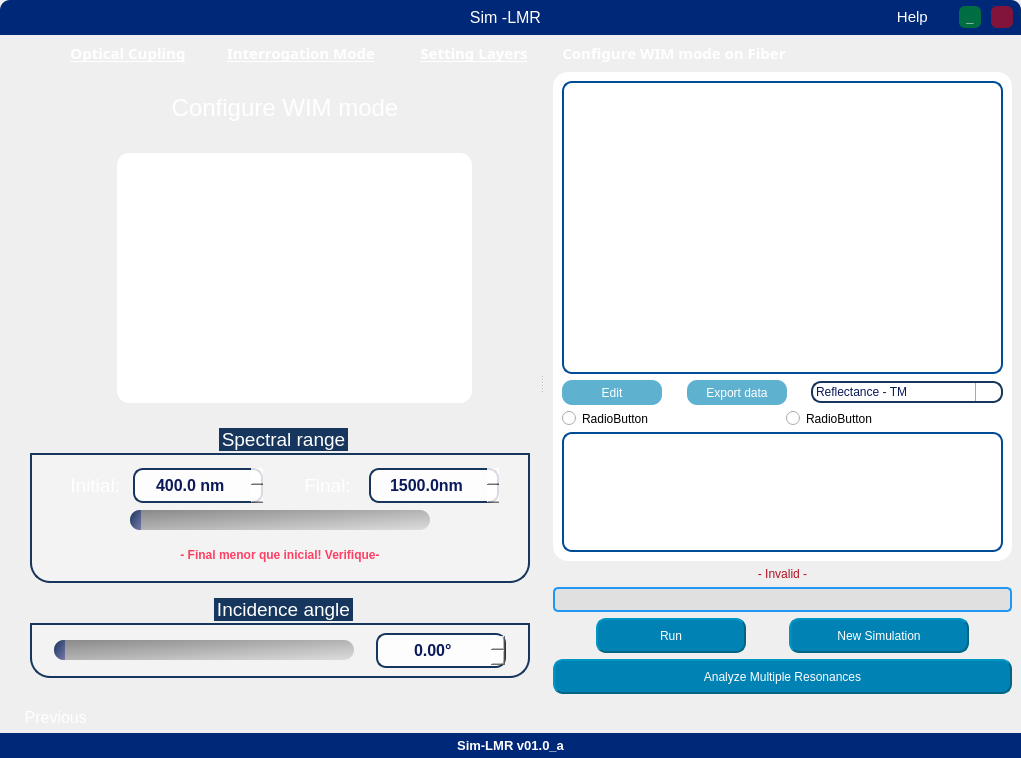
AdeilsonLeal1/Simulador-SPR-LMR, file Sim-LMR-Interface--main/main_interface.ui: the form before one commit.
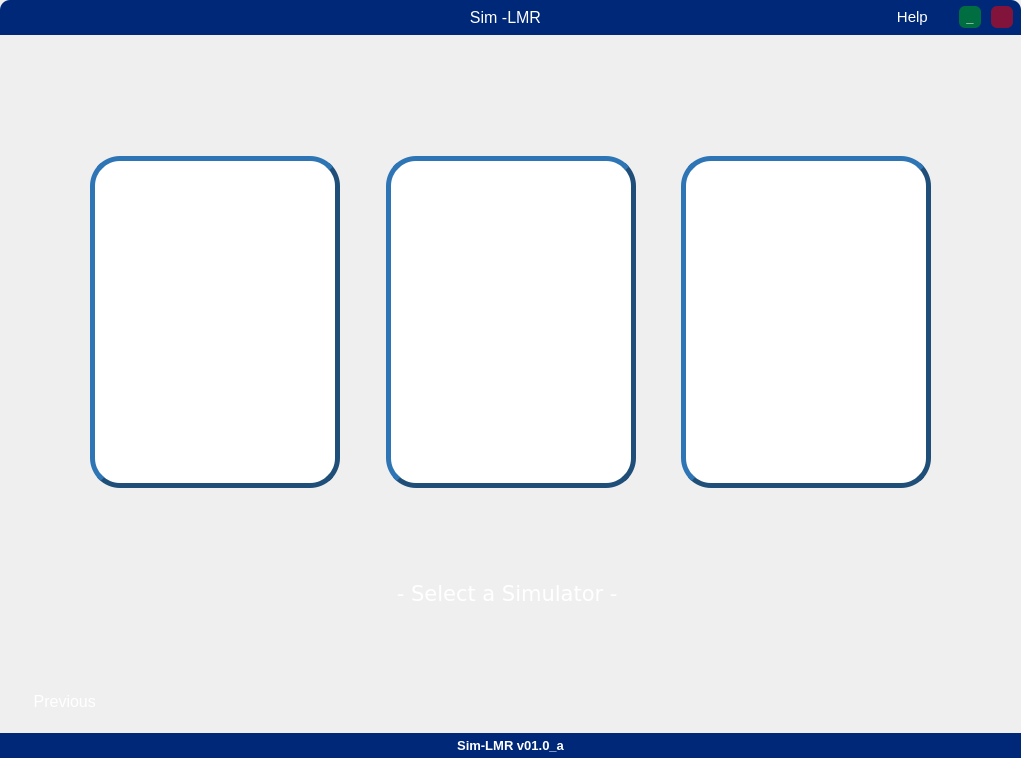
The form after the commit. Icons and pictures are not drawn.

Diff of the .ui file:
```diff
--- a/Sim-LMR-Interface--main/main_interface.ui
+++ b/Sim-LMR-Interface--main/main_interface.ui
@@ -378,7 +378,7 @@
          <string notr="true">background:transparent;</string>
         </property>
         <property name="currentIndex">
-         <number>4</number>
+         <number>1</number>
         </property>
         <widget class="QWidget" name="home_window">
          <property name="styleSheet">
@@ -672,6 +672,575 @@
           </item>
          </layout>
         </widget>
+        <widget class="QWidget" name="Select_simulator">
+         <layout class="QVBoxLayout" name="verticalLayout_21">
+          <item>
+           <widget class="QFrame" name="frame_hierarq_6">
+            <property name="styleSheet">
+             <string notr="true">    color: rgb(255, 255, 255);
+    background: transparent;</string>
+            </property>
+            <property name="frameShape">
+             <enum>QFrame::StyledPanel</enum>
+            </property>
+            <property name="frameShadow">
+             <enum>QFrame::Raised</enum>
+            </property>
+            <layout class="QHBoxLayout" name="horizontalLayout_44">
+             <property name="spacing">
+              <number>8</number>
+             </property>
+             <property name="leftMargin">
+              <number>20</number>
+             </property>
+             <property name="topMargin">
+              <number>8</number>
+             </property>
+             <property name="rightMargin">
+              <number>8</number>
+             </property>
+             <property name="bottomMargin">
+              <number>8</number>
+             </property>
+             <item>
+              <widget class="QPushButton" name="btn_home_5">
+               <property name="minimumSize">
+                <size>
+                 <width>20</width>
+                 <height>20</height>
+                </size>
+               </property>
+               <property name="maximumSize">
+                <size>
+                 <width>20</width>
+                 <height>20</height>
+                </size>
+               </property>
+               <property name="font">
+                <font>
+                 <underline>false</underline>
+                </font>
+               </property>
+               <property name="cursor">
+                <cursorShape>PointingHandCursor</cursorShape>
+               </property>
+               <property name="styleSheet">
+                <string notr="true">color: rgb(255, 255, 255);
+background: transparent;</string>
+               </property>
+               <property name="text">
+                <string/>
+               </property>
+               <property name="icon">
+                <iconset resource="icons_.qrc">
+                 <normaloff>:/icons/icons/casa.png</normaloff>:/icons/icons/casa.png</iconset>
+               </property>
+               <property name="iconSize">
+                <size>
+                 <width>20</width>
+                 <height>20</height>
+                </size>
+               </property>
+              </widget>
+             </item>
+             <item>
+              <spacer name="horizontalSpacer_76">
+               <property name="orientation">
+                <enum>Qt::Horizontal</enum>
+               </property>
+               <property name="sizeHint" stdset="0">
+                <size>
+                 <width>681</width>
+                 <height>15</height>
+                </size>
+               </property>
+              </spacer>
+             </item>
+            </layout>
+           </widget>
+          </item>
+          <item>
+           <spacer name="verticalSpacer_22">
+            <property name="orientation">
+             <enum>Qt::Vertical</enum>
+            </property>
+            <property name="sizeType">
+             <enum>QSizePolicy::Expanding</enum>
+            </property>
+            <property name="sizeHint" stdset="0">
+             <size>
+              <width>20</width>
+              <height>48</height>
+             </size>
+            </property>
+           </spacer>
+          </item>
+          <item>
+           <widget class="QFrame" name="frame_simulator">
+            <property name="minimumSize">
+             <size>
+              <width>680</width>
+              <height>350</height>
+             </size>
+            </property>
+            <property name="frameShape">
+             <enum>QFrame::StyledPanel</enum>
+            </property>
+            <property name="frameShadow">
+             <enum>QFrame::Raised</enum>
+            </property>
+            <layout class="QHBoxLayout" name="horizontalLayout_4">
+             <item>
+              <spacer name="horizontalSpacer_66">
+               <property name="orientation">
+                <enum>Qt::Horizontal</enum>
+               </property>
+               <property name="sizeType">
+                <enum>QSizePolicy::Expanding</enum>
+               </property>
+               <property name="sizeHint" stdset="0">
+                <size>
+                 <width>40</width>
+                 <height>20</height>
+                </size>
+               </property>
+              </spacer>
+             </item>
+             <item>
+              <widget class="QPushButton" name="spr_btn">
+               <property name="sizePolicy">
+                <sizepolicy hsizetype="Expanding" vsizetype="Preferred">
+                 <horstretch>0</horstretch>
+                 <verstretch>0</verstretch>
+                </sizepolicy>
+               </property>
+               <property name="minimumSize">
+                <size>
+                 <width>250</width>
+                 <height>250</height>
+                </size>
+               </property>
+               <property name="maximumSize">
+                <size>
+                 <width>350</width>
+                 <height>350</height>
+                </size>
+               </property>
+               <property name="cursor">
+                <cursorShape>PointingHandCursor</cursorShape>
+               </property>
+               <property name="styleSheet">
+                <string notr="true">QPushButton{
+
+	background-color: rgb(255, 255, 255);
+border-color: rgb(31, 78, 121);
+border-radius: 30px;
+border-style: outset;
+border-width: 5px;
+}
+
+QPushButton:hover{
+	
+	border-color: rgb(255, 170, 0);
+
+}
+
+QPushButton:checked{ border-color: rgb(0, 170, 0);}
+</string>
+               </property>
+               <property name="icon">
+                <iconset resource="icons_.qrc">
+                 <normaloff>:/icons/icons/LOGO.png</normaloff>:/icons/icons/LOGO.png</iconset>
+               </property>
+               <property name="iconSize">
+                <size>
+                 <width>250</width>
+                 <height>250</height>
+                </size>
+               </property>
+              </widget>
+             </item>
+             <item>
+              <spacer name="horizontalSpacer_67">
+               <property name="orientation">
+                <enum>Qt::Horizontal</enum>
+               </property>
+               <property name="sizeType">
+                <enum>QSizePolicy::Preferred</enum>
+               </property>
+               <property name="sizeHint" stdset="0">
+                <size>
+                 <width>40</width>
+                 <height>20</height>
+                </size>
+               </property>
+              </spacer>
+             </item>
+             <item>
+              <widget class="QPushButton" name="lmr_btn">
+               <property name="sizePolicy">
+                <sizepolicy hsizetype="Expanding" vsizetype="Preferred">
+                 <horstretch>0</horstretch>
+                 <verstretch>0</verstretch>
+                </sizepolicy>
+               </property>
+               <property name="minimumSize">
+                <size>
+                 <width>250</width>
+                 <height>250</height>
+                </size>
+               </property>
+               <property name="maximumSize">
+                <size>
+                 <width>350</width>
+                 <height>350</height>
+                </size>
+               </property>
+               <property name="cursor">
+                <cursorShape>PointingHandCursor</cursorShape>
+               </property>
+               <property name="styleSheet">
+                <string notr="true">QPushButton{
+
+	background-color: rgb(255, 255, 255);
+border-color: rgb(31, 78, 121);
+border-radius: 30px;
+border-style: outset;
+border-width: 5px;
+}
+
+QPushButton:hover{
+	
+	border-color: rgb(255, 170, 0);
+
+}
+
+QPushButton:checked{ border-color: rgb(0, 170, 0);}
+</string>
+               </property>
+               <property name="icon">
+                <iconset resource="icons_.qrc">
+                 <normaloff>:/icons/icons/LOGO.png</normaloff>:/icons/icons/LOGO.png</iconset>
+               </property>
+               <property name="iconSize">
+                <size>
+                 <width>250</width>
+                 <height>250</height>
+                </size>
+               </property>
+              </widget>
+             </item>
+             <item>
+              <spacer name="horizontalSpacer_77">
+               <property name="orientation">
+                <enum>Qt::Horizontal</enum>
+               </property>
+               <property name="sizeType">
+                <enum>QSizePolicy::Preferred</enum>
+               </property>
+               <property name="sizeHint" stdset="0">
+                <size>
+                 <width>39</width>
+                 <height>20</height>
+                </size>
+               </property>
+              </spacer>
+             </item>
+             <item>
+              <widget class="QPushButton" name="lmr_spr_btn">
+               <property name="sizePolicy">
+                <sizepolicy hsizetype="Minimum" vsizetype="Preferred">
+                 <horstretch>0</horstretch>
+                 <verstretch>0</verstretch>
+                </sizepolicy>
+               </property>
+               <property name="minimumSize">
+                <size>
+                 <width>250</width>
+                 <height>250</height>
+                </size>
+               </property>
+               <property name="maximumSize">
+                <size>
+                 <width>350</width>
+                 <height>350</height>
+                </size>
+               </property>
+               <property name="cursor">
+                <cursorShape>PointingHandCursor</cursorShape>
+               </property>
+               <property name="styleSheet">
+                <string notr="true">QPushButton{
+
+	background-color: rgb(255, 255, 255);
+border-color: rgb(31, 78, 121);
+border-radius: 30px;
+border-style: outset;
+border-width: 5px;
+}
+
+QPushButton:hover{
+	
+	border-color: rgb(255, 170, 0);
+
+}
+
+QPushButton:checked{ border-color: rgb(0, 170, 0);}</string>
+               </property>
+               <property name="text">
+                <string/>
+               </property>
+               <property name="icon">
+                <iconset resource="icons_.qrc">
+                 <normaloff>:/icons/icons/LOGO.png</normaloff>:/icons/icons/LOGO.png</iconset>
+               </property>
+               <property name="iconSize">
+                <size>
+                 <width>250</width>
+                 <height>250</height>
+                </size>
+               </property>
+              </widget>
+             </item>
+             <item>
+              <spacer name="horizontalSpacer_75">
+               <property name="orientation">
+                <enum>Qt::Horizontal</enum>
+               </property>
+               <property name="sizeType">
+                <enum>QSizePolicy::Expanding</enum>
+               </property>
+               <property name="sizeHint" stdset="0">
+                <size>
+                 <width>40</width>
+                 <height>20</height>
+                </size>
+               </property>
+              </spacer>
+             </item>
+            </layout>
+           </widget>
+          </item>
+          <item>
+           <spacer name="verticalSpacer_25">
+            <property name="orientation">
+             <enum>Qt::Vertical</enum>
+            </property>
+            <property name="sizeHint" stdset="0">
+             <size>
+              <width>20</width>
+              <height>53</height>
+             </size>
+            </property>
+           </spacer>
+          </item>
+          <item>
+           <widget class="QFrame" name="frame_17">
+            <property name="sizePolicy">
+             <sizepolicy hsizetype="Preferred" vsizetype="Preferred">
+              <horstretch>0</horstretch>
+              <verstretch>0</verstretch>
+             </sizepolicy>
+            </property>
+            <property name="maximumSize">
+             <size>
+              <width>1000000</width>
+              <height>100000</height>
+             </size>
+            </property>
+            <property name="frameShape">
+             <enum>QFrame::StyledPanel</enum>
+            </property>
+            <property name="frameShadow">
+             <enum>QFrame::Raised</enum>
+            </property>
+            <layout class="QHBoxLayout" name="horizontalLayout_30">
+             <property name="spacing">
+              <number>0</number>
+             </property>
+             <property name="leftMargin">
+              <number>0</number>
+             </property>
+             <property name="topMargin">
+              <number>0</number>
+             </property>
+             <property name="rightMargin">
+              <number>0</number>
+             </property>
+             <property name="bottomMargin">
+              <number>0</number>
+             </property>
+            </layout>
+           </widget>
+          </item>
+          <item>
+           <widget class="QLabel" name="warning_3">
+            <property name="sizePolicy">
+             <sizepolicy hsizetype="Preferred" vsizetype="Minimum">
+              <horstretch>0</horstretch>
+              <verstretch>0</verstretch>
+             </sizepolicy>
+            </property>
+            <property name="minimumSize">
+             <size>
+              <width>50</width>
+              <height>50</height>
+             </size>
+            </property>
+            <property name="font">
+             <font>
+              <pointsize>16</pointsize>
+             </font>
+            </property>
+            <property name="text">
+             <string>&lt;html&gt;&lt;head/&gt;&lt;body&gt;&lt;pre align=&quot;center&quot; style=&quot; margin-top:12px; margin-bottom:12px; margin-left:0px; margin-right:0px; -qt-block-indent:0; text-indent:0px;&quot;&gt;&lt;a name=&quot;tw-target-text-container&quot;/&gt;&lt;span style=&quot; font-family:'monospace'; color:#ffffff;&quot;&gt;-&lt;/span&gt;&lt;span style=&quot; font-family:'monospace'; color:#ffffff;&quot;&gt; Select a Simulator - &lt;/span&gt;&lt;/pre&gt;&lt;/body&gt;&lt;/html&gt;</string>
+            </property>
+           </widget>
+          </item>
+          <item>
+           <spacer name="verticalSpacer_24">
+            <property name="orientation">
+             <enum>Qt::Vertical</enum>
+            </property>
+            <property name="sizeHint" stdset="0">
+             <size>
+              <width>20</width>
+              <height>52</height>
+             </size>
+            </property>
+           </spacer>
+          </item>
+          <item>
+           <widget class="QFrame" name="frame_next_previous_6">
+            <property name="sizePolicy">
+             <sizepolicy hsizetype="Preferred" vsizetype="Fixed">
+              <horstretch>0</horstretch>
+              <verstretch>0</verstretch>
+             </sizepolicy>
+            </property>
+            <property name="maximumSize">
+             <size>
+              <width>16777215</width>
+              <height>35</height>
+             </size>
+            </property>
+            <property name="styleSheet">
+             <string notr="true">background: transparent;</string>
+            </property>
+            <property name="frameShape">
+             <enum>QFrame::StyledPanel</enum>
+            </property>
+            <property name="frameShadow">
+             <enum>QFrame::Raised</enum>
+            </property>
+            <layout class="QHBoxLayout" name="horizontalLayout_38">
+             <property name="spacing">
+              <number>5</number>
+             </property>
+             <property name="leftMargin">
+              <number>20</number>
+             </property>
+             <property name="topMargin">
+              <number>6</number>
+             </property>
+             <property name="rightMargin">
+              <number>20</number>
+             </property>
+             <property name="bottomMargin">
+              <number>6</number>
+             </property>
+             <item>
+              <widget class="QPushButton" name="prev_btn_sel">
+               <property name="font">
+                <font>
+                 <pointsize>12</pointsize>
+                </font>
+               </property>
+               <property name="cursor">
+                <cursorShape>PointingHandCursor</cursorShape>
+               </property>
+               <property name="layoutDirection">
+                <enum>Qt::LeftToRight</enum>
+               </property>
+               <property name="styleSheet">
+                <string notr="true">color: rgb(255, 255, 255);
+background: transparent;</string>
+               </property>
+               <property name="text">
+                <string> Previous</string>
+               </property>
+               <property name="icon">
+                <iconset resource="icons_.qrc">
+                 <normaloff>:/icons/icons/simbolo-de-setas-duplas-para-a-esquerda.png</normaloff>:/icons/icons/simbolo-de-setas-duplas-para-a-esquerda.png</iconset>
+               </property>
+               <property name="iconSize">
+                <size>
+                 <width>25</width>
+                 <height>25</height>
+                </size>
+               </property>
+              </widget>
+             </item>
+             <item>
+              <spacer name="horizontalSpacer_47">
+               <property name="orientation">
+                <enum>Qt::Horizontal</enum>
+               </property>
+               <property name="sizeType">
+                <enum>QSizePolicy::Expanding</enum>
+               </property>
+               <property name="sizeHint" stdset="0">
+                <size>
+                 <width>100</width>
+                 <height>20</height>
+                </size>
+               </property>
+              </spacer>
+             </item>
+            </layout>
+           </widget>
+          </item>
+          <item>
+           <widget class="QFrame" name="frame_18">
+            <property name="sizePolicy">
+             <sizepolicy hsizetype="Preferred" vsizetype="Preferred">
+              <horstretch>0</horstretch>
+              <verstretch>0</verstretch>
+             </sizepolicy>
+            </property>
+            <property name="maximumSize">
+             <size>
+              <width>1000000</width>
+              <height>100000</height>
+             </size>
+            </property>
+            <property name="frameShape">
+             <enum>QFrame::StyledPanel</enum>
+            </property>
+            <property name="frameShadow">
+             <enum>QFrame::Raised</enum>
+            </property>
+            <layout class="QHBoxLayout" name="horizontalLayout_43">
+             <property name="spacing">
+              <number>0</number>
+             </property>
+             <property name="leftMargin">
+              <number>0</number>
+             </property>
+             <property name="topMargin">
+              <number>0</number>
+             </property>
+             <property name="rightMargin">
+              <number>0</number>
+             </property>
+             <property name="bottomMargin">
+              <number>0</number>
+             </property>
+            </layout>
+           </widget>
+          </item>
+         </layout>
+        </widget>
         <widget class="QWidget" name="coupling_window">
          <property name="styleSheet">
           <string notr="true">background:transparent;</string>
```
Left out of the diff: 2 changed lines with no effect on the pictures.
